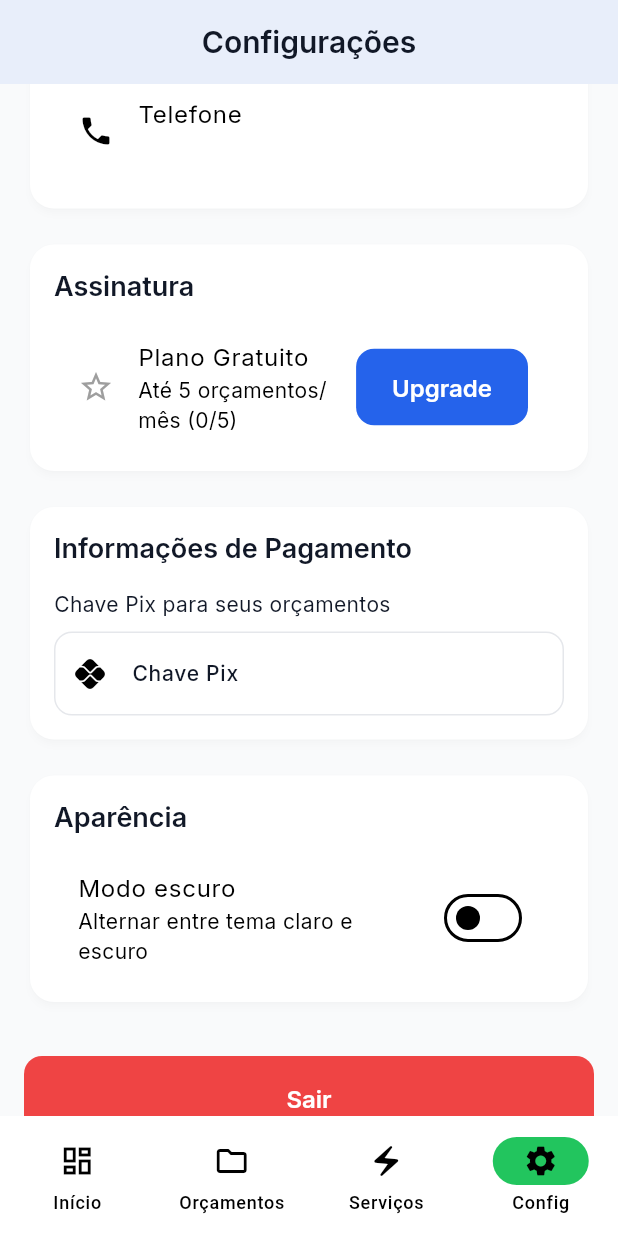
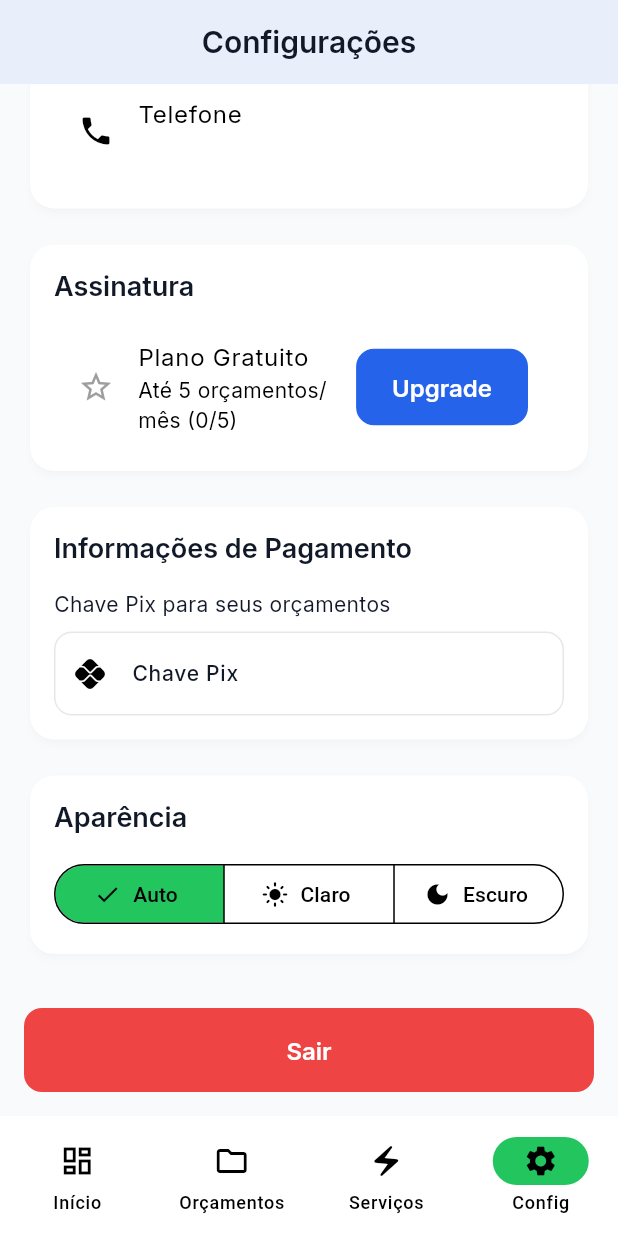
Before and after one commit to leaovictor/orca_facil, a Flutter app: the SettingsScreen screen opened by its route, scrolled down 224 dp, on a phone screen of 412 x 824 dp. Run offline on Flutter 3.47's test engine with Material 3 defaults, Android fonts, the phone set to English and light mode, and no system bars; our stand-ins replace cloud_firestore, firebase_auth, firebase_core, firebase_storage, flutter_riverpod, flutter_staggered_animations and 8 more; accounts and stored records are empty.

Commit message:
feat: Implement dynamic theme switching with persistence using Riverpod and SharedPreferences.

```diff
--- a/lib/main.dart
+++ b/lib/main.dart
@@ -3,6 +3,7 @@ import 'package:flutter_riverpod/flutter_riverpod.dart';
 import 'package:firebase_core/firebase_core.dart';
 import 'firebase_options.dart';
 import 'core/theme/app_theme.dart';
+import 'viewmodels/theme_viewmodel.dart';
 import 'routes/app_router.dart';
 import 'package:flutter_localizations/flutter_localizations.dart';
 
@@ -38,7 +39,7 @@ class OrcaMaisApp extends ConsumerWidget {
       debugShowCheckedModeBanner: false,
       theme: AppTheme.lightTheme,
       darkTheme: AppTheme.darkTheme,
-      themeMode: ThemeMode.system,
+      themeMode: ref.watch(themeProvider),
       routerConfig: router,
       localizationsDelegates: const [
         GlobalMaterialLocalizations.delegate,
--- a/lib/screens/settings/settings_screen.dart
+++ b/lib/screens/settings/settings_screen.dart
@@ -5,6 +5,7 @@ import '../../widgets/custom_button.dart';
 import '../../viewmodels/auth_viewmodel.dart';
 import '../../viewmodels/subscription_viewmodel.dart';
 import '../../core/theme/app_theme.dart';
+import '../../viewmodels/theme_viewmodel.dart';
 
 class SettingsScreen extends ConsumerStatefulWidget {
   const SettingsScreen({super.key});
@@ -217,14 +218,38 @@ class _SettingsScreenState extends ConsumerState<SettingsScreen> {
                         style: Theme.of(context).textTheme.titleLarge,
                       ),
                       const SizedBox(height: 16),
-                      SwitchListTile(
-                        title: const Text('Modo escuro'),
-                        subtitle: const Text(
-                          'Alternar entre tema claro e escuro',
-                        ),
-                        value: user.isDarkMode,
-                        onChanged: (value) {
-                          // TODO: Implement theme toggle
+                      Consumer(
+                        builder: (context, ref, child) {
+                          final themeMode = ref.watch(themeProvider);
+                          return SizedBox(
+                            width: double.infinity,
+                            child: SegmentedButton<ThemeMode>(
+                              segments: const [
+                                ButtonSegment<ThemeMode>(
+                                  value: ThemeMode.system,
+                                  label: Text('Auto'),
+                                  icon: Icon(Icons.brightness_auto),
+                                ),
+                                ButtonSegment<ThemeMode>(
+                                  value: ThemeMode.light,
+                                  label: Text('Claro'),
+                                  icon: Icon(Icons.light_mode),
+                                ),
+                                ButtonSegment<ThemeMode>(
+                                  value: ThemeMode.dark,
+                                  label: Text('Escuro'),
+                                  icon: Icon(Icons.dark_mode),
+                                ),
+                              ],
+                              selected: {themeMode},
+                              onSelectionChanged:
+                                  (Set<ThemeMode> newSelection) {
+                                    ref
+                                        .read(themeProvider.notifier)
+                                        .setTheme(newSelection.first);
+                                  },
+                            ),
+                          );
                         },
                       ),
                     ],
--- a/pubspec.yaml
+++ b/pubspec.yaml
@@ -73,6 +73,7 @@ dependencies:
   flutter_staggered_animations: ^1.1.1
   shimmer: ^3.0.0
   http: ^1.6.0
+  shared_preferences: ^2.5.4
 
 dev_dependencies:
   flutter_test:
```
Also changed, not shown: lib/viewmodels/theme_viewmodel.dart (added, +45 -0 lines), pubspec.lock.
